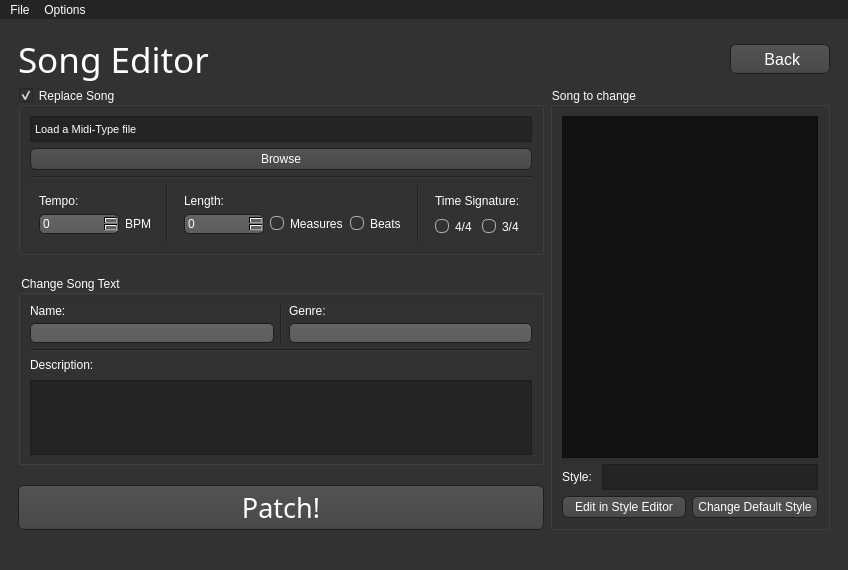
The window that WiiMusicPlus.ui (BenjaminHalko/WiiMusicEditorPlus) describes before a commit, drawn with Qt 5.
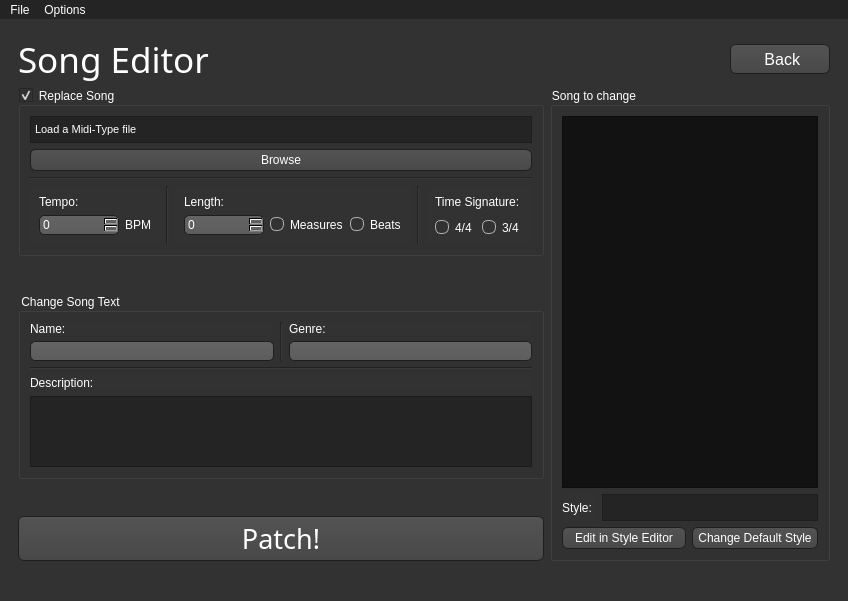
The same window after the commit. The open tabs and pages were chosen to show the change. Icons and pictures are not drawn.

```diff
--- a/WiiMusicPlus.ui
+++ b/WiiMusicPlus.ui
@@ -7,7 +7,7 @@
     <x>0</x>
     <y>0</y>
     <width>839</width>
-    <height>570</height>
+    <height>601</height>
    </rect>
   </property>
   <property name="palette">
@@ -942,9 +942,201 @@
   <widget class="QWidget" name="centralwidget">
    <property name="palette">
     <palette>
-     <active/>
-     <inactive/>
-     <disabled/>
+     <active>
+      <colorrole role="WindowText">
+       <brush brushstyle="SolidPattern">
+        <color alpha="255">
+         <red>255</red>
+         <green>255</green>
+         <blue>255</blue>
+        </color>
+       </brush>
+      </colorrole>
+      <colorrole role="Button">
+       <brush brushstyle="SolidPattern">
+        <color alpha="255">
+         <red>50</red>
+         <green>50</green>
+         <blue>50</blue>
+        </color>
+       </brush>
+      </colorrole>
+      <colorrole role="Text">
+       <brush brushstyle="SolidPattern">
+        <color alpha="255">
+         <red>255</red>
+         <green>255</green>
+         <blue>255</blue>
+        </color>
+       </brush>
+      </colorrole>
+      <colorrole role="ButtonText">
+       <brush brushstyle="SolidPattern">
+        <color alpha="255">
+         <red>255</red>
+         <green>255</green>
+         <blue>255</blue>
+        </color>
+       </brush>
+      </colorrole>
+      <colorrole role="Base">
+       <brush brushstyle="SolidPattern">
+        <color alpha="255">
+         <red>50</red>
+         <green>50</green>
+         <blue>50</blue>
+        </color>
+       </brush>
+      </colorrole>
+      <colorrole role="Window">
+       <brush brushstyle="SolidPattern">
+        <color alpha="255">
+         <red>50</red>
+         <green>50</green>
+         <blue>50</blue>
+        </color>
+       </brush>
+      </colorrole>
+      <colorrole role="PlaceholderText">
+       <brush brushstyle="NoBrush">
+        <color alpha="128">
+         <red>255</red>
+         <green>255</green>
+         <blue>255</blue>
+        </color>
+       </brush>
+      </colorrole>
+     </active>
+     <inactive>
+      <colorrole role="WindowText">
+       <brush brushstyle="SolidPattern">
+        <color alpha="255">
+         <red>255</red>
+         <green>255</green>
+         <blue>255</blue>
+        </color>
+       </brush>
+      </colorrole>
+      <colorrole role="Button">
+       <brush brushstyle="SolidPattern">
+        <color alpha="255">
+         <red>50</red>
+         <green>50</green>
+         <blue>50</blue>
+        </color>
+       </brush>
+      </colorrole>
+      <colorrole role="Text">
+       <brush brushstyle="SolidPattern">
+        <color alpha="255">
+         <red>255</red>
+         <green>255</green>
+         <blue>255</blue>
+        </color>
+       </brush>
+      </colorrole>
+      <colorrole role="ButtonText">
+       <brush brushstyle="SolidPattern">
+        <color alpha="255">
+         <red>255</red>
+         <green>255</green>
+         <blue>255</blue>
+        </color>
+       </brush>
+      </colorrole>
+      <colorrole role="Base">
+       <brush brushstyle="SolidPattern">
+        <color alpha="255">
+         <red>50</red>
+         <green>50</green>
+         <blue>50</blue>
+        </color>
+       </brush>
+      </colorrole>
+      <colorrole role="Window">
+       <brush brushstyle="SolidPattern">
+        <color alpha="255">
+         <red>50</red>
+         <green>50</green>
+         <blue>50</blue>
+        </color>
+       </brush>
+      </colorrole>
+      <colorrole role="PlaceholderText">
+       <brush brushstyle="NoBrush">
+        <color alpha="128">
+         <red>255</red>
+         <green>255</green>
+         <blue>255</blue>
+        </color>
+       </brush>
+      </colorrole>
+     </inactive>
+     <disabled>
+      <colorrole role="WindowText">
+       <brush brushstyle="SolidPattern">
+        <color alpha="255">
+         <red>64</red>
+         <green>64</green>
+         <blue>64</blue>
+        </color>
+       </brush>
+      </colorrole>
+      <colorrole role="Button">
+       <brush brushstyle="SolidPattern">
+        <color alpha="255">
+         <red>50</red>
+         <green>50</green>
+         <blue>50</blue>
+        </color>
+       </brush>
+      </colorrole>
+      <colorrole role="Text">
+       <brush brushstyle="SolidPattern">
+        <color alpha="255">
+         <red>64</red>
+         <green>64</green>
+         <blue>64</blue>
+        </color>
+       </brush>
+      </colorrole>
+      <colorrole role="ButtonText">
+       <brush brushstyle="SolidPattern">
+        <color alpha="255">
+         <red>64</red>
+         <green>64</green>
+         <blue>64</blue>
+        </color>
+       </brush>
+      </colorrole>
+      <colorrole role="Base">
+       <brush brushstyle="SolidPattern">
+        <color alpha="255">
+         <red>50</red>
+         <green>50</green>
+         <blue>50</blue>
+        </color>
+       </brush>
+      </colorrole>
+      <colorrole role="Window">
+       <brush brushstyle="SolidPattern">
+        <color alpha="255">
+         <red>50</red>
+         <green>50</green>
+         <blue>50</blue>
+        </color>
+       </brush>
+      </colorrole>
+      <colorrole role="PlaceholderText">
+       <brush brushstyle="NoBrush">
+        <color alpha="128">
+         <red>255</red>
+         <green>255</green>
+         <blue>255</blue>
+        </color>
+       </brush>
+      </colorrole>
+     </disabled>
     </palette>
    </property>
    <layout class="QVBoxLayout" name="verticalLayout_17">
@@ -1396,12 +1588,6 @@
                    <verstretch>0</verstretch>
                   </sizepolicy>
                  </property>
-                 <property name="minimumSize">
-                  <size>
-                   <width>0</width>
-                   <height>26</height>
-                  </size>
-                 </property>
                  <property name="font">
                   <font>
                    <pointsize>8</pointsize>
@@ -1417,14 +1603,8 @@
 border: 1px solid;
 border-color: #1e1e1e;
 background-color: #242424;
-}
-
-QLabel[error=&quot;true&quot;]
-{
-padding: 1px;
-border: 1px solid;
-border-color: red;
-background-color: #242424;
+padding-top: 6px;
+padding-bottom: 6px;
 }</string>
                  </property>
                  <property name="text">
@@ -1769,7 +1949,7 @@
                  <property name="minimumSize">
                   <size>
                    <width>0</width>
-                   <height>75</height>
+                   <height>70</height>
                   </size>
                  </property>
                  <property name="maximumSize">
@@ -1883,14 +2063,8 @@
 border: 1px solid;
 border-color: #1e1e1e;
 background-color: #242424;
-}
-
-QLabel[error=&quot;true&quot;]
-{
-padding: 1px;
-border: 1px solid;
-border-color: red;
-background-color: #242424;
+padding-top: 6px;
+padding-bottom: 6px;
 }</string>
                  </property>
                  <property name="text">
```
Left out of the diff: 18 changed lines with no effect on the pictures.
